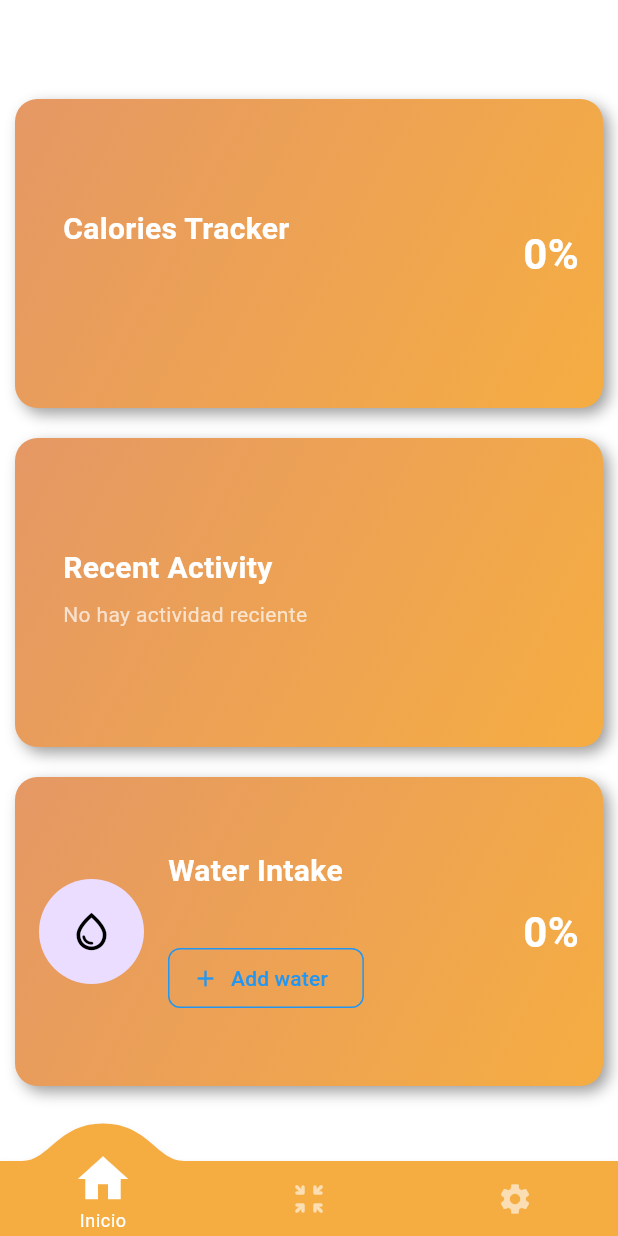
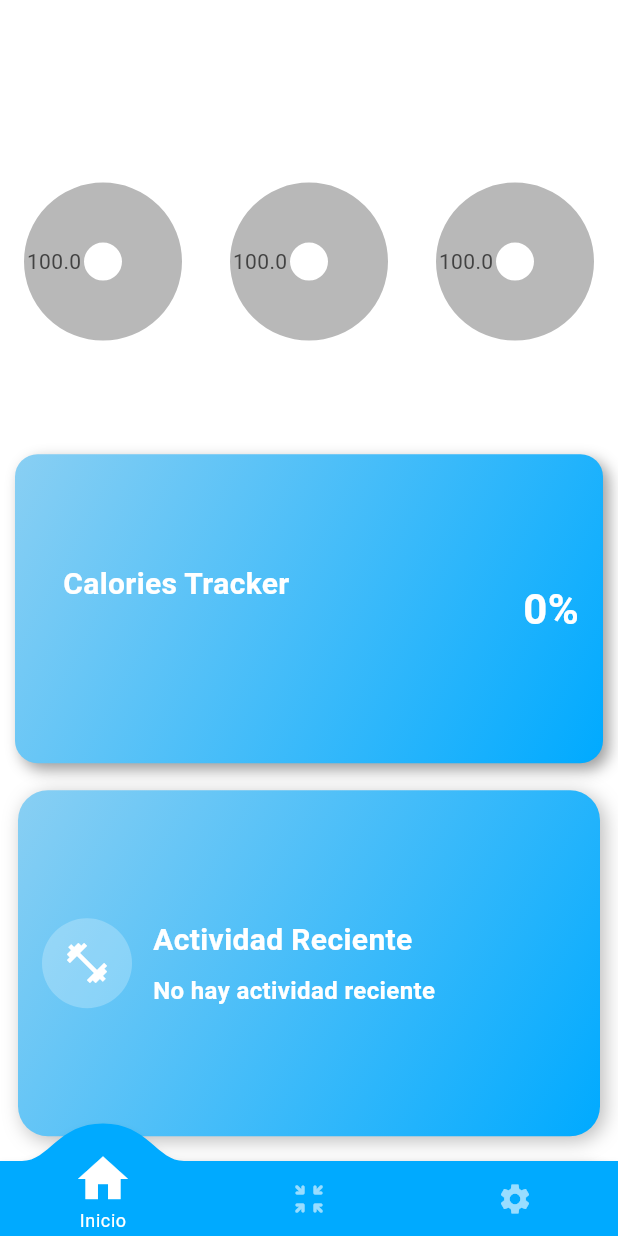
Before and after one commit to joseaej/Dietify, a Flutter app: the screen it shows after launch, on a phone screen of 412 x 824 dp. Run offline on Flutter 3.47's test engine with Material 3 defaults, Android fonts, the phone set to English and light mode, and no system bars; drawn by our look-alikes of convex_bottom_bar, fl_chart; our stand-ins replace animate_do, flutter_dotenv, flutter_svg, image_picker, loading_animation_widget, shared_preferences and 3 more; accounts and stored records are empty.

Commit message:
added: charts

```diff
--- a/lib/models/workout.dart
+++ b/lib/models/workout.dart
@@ -6,7 +6,7 @@ class Workout {
   String? intensity;
   String? notes;
   String? muscles;
-  int? calories;
+  double? calories;
   Workout(
       {required this.id,
       this.name,
@@ -24,7 +24,7 @@ class Workout {
         type = map['type'],
         intensity = map['intensity'],
         muscles = map['muscles'],
-        calories = map['calories'],
+        calories = (map['calories'] as num?)?.toDouble(),
         notes = map['notes'];
 
   Map<String, dynamic> toMap() {
@@ -48,7 +48,7 @@ class Workout {
     String? intensity,
     String? notes,
     String? muscles,
-    int? calories,
+    double? calories,
   }) {
     return Workout(
       id: id ?? this.id,
--- a/lib/pages/home/home_container.dart
+++ b/lib/pages/home/home_container.dart
@@ -38,7 +38,7 @@ class _HomeContainerState extends State<HomeContainer> {
         children: _screens,
       ),
       bottomNavigationBar: ConvexAppBar(
-        backgroundColor: orange,
+        backgroundColor: blue,
         style: TabStyle.flip,
         items: [
           TabItem(icon: Icons.home, title: 'Inicio'),
--- a/lib/pages/home/home_page.dart
+++ b/lib/pages/home/home_page.dart
@@ -1,6 +1,7 @@
 import 'package:dietify/models/providers/goal_provider.dart';
 import 'package:dietify/models/providers/profile_provider.dart';
 import 'package:dietify/models/providers/workout_provider.dart';
+import 'package:fl_chart/fl_chart.dart';
 import 'package:flutter/material.dart';
 import 'package:provider/provider.dart';
 import 'package:sizer/sizer.dart';
@@ -32,10 +33,49 @@ class _HomePageState extends State<HomePage> {
       body: SingleChildScrollView(
         child: Column(
           children: [
+            SizedBox(
+              height: 20,
+            ),
+            Row(
+              children: [
+                Expanded(child: _buildPieChart()),
+                Expanded(child: _buildPieChart()),
+                Expanded(child: _buildPieChart()),
+              ],
+            ),
+            SizedBox(
+              height: 20,
+            ),
             _buildCaloriesCard(),
             _buildRecentActivityCard(),
             _buildWaterCard(),
           ],
+        ),
+      ),
+    );
+  }
+
+  Widget _buildPieChart() {
+    return Padding(
+      padding: const EdgeInsets.all(16.0),
+      child: SizedBox(
+        height: 20.h,
+        child: PieChart(
+          PieChartData(
+            borderData: FlBorderData(
+              border: Border.all(color: background,width: 2)
+            ),
+            sections: [
+              PieChartSectionData(
+                color: skyBlue,
+                value: goalProvider.getWaterPercent().toDouble(),
+              ),
+              PieChartSectionData(
+                color: lightGray,
+                value: 100 - goalProvider.getWaterPercent().toDouble(),
+              )
+            ]
+          ),
         ),
       ),
     );
@@ -48,7 +88,7 @@ class _HomePageState extends State<HomePage> {
       decoration: BoxDecoration(
         borderRadius: BorderRadius.circular(15.0),
         gradient: LinearGradient(
-          colors: [lightOrange, orange],
+          colors: [skyBlue, blue],
           begin: Alignment.topLeft,
           end: Alignment.bottomRight,
         ),
@@ -90,8 +130,9 @@ class _HomePageState extends State<HomePage> {
                   ),
                   const SizedBox(height: 6.0),
                   Text(
-                    (goalProvider.goal != null && profileProvider.profile!=null)
-                        ? '${goalProvider.goal!.currentCalories} kcal  /  ${goalProvider.goal!.getTotalCalories(profileProvider.profile!.sex??"male", profileProvider.profile!.weight!, profileProvider.profile!.height!, profileProvider.profile!.age!)} kcal'
+                    (goalProvider.goal != null &&
+                            profileProvider.profile != null)
+                        ? '${goalProvider.goal!.currentCalories} kcal  /  ${goalProvider.goal!.getTotalCalories(profileProvider.profile!.sex ?? "male", profileProvider.profile!.weight!, profileProvider.profile!.height!, profileProvider.profile!.age!)} kcal'
                         : "",
                     style: TextStyle(fontSize: 14.0, color: Colors.white70),
                   ),
@@ -118,62 +159,92 @@ class _HomePageState extends State<HomePage> {
       ),
     );
   }
+
   Widget _buildRecentActivityCard() {
     return Container(
-      height: 25.h,
-      margin: const EdgeInsets.all(10.0),
+      height: 28.h,
+      margin: const EdgeInsets.symmetric(horizontal: 12.0, vertical: 8.0),
+      padding: const EdgeInsets.all(16.0),
       decoration: BoxDecoration(
-        borderRadius: BorderRadius.circular(15.0),
+        borderRadius: BorderRadius.circular(20.0),
         gradient: LinearGradient(
-          colors: [lightOrange, orange],
+          colors: [skyBlue, blue],
           begin: Alignment.topLeft,
           end: Alignment.bottomRight,
         ),
         boxShadow: [
           BoxShadow(
-            color: Colors.black38,
-            blurRadius: 8.0,
-            offset: const Offset(4, 4),
+            color: Colors.black26,
+            blurRadius: 10.0,
+            offset: const Offset(3, 3),
           ),
         ],
       ),
-      child: Padding(
-        padding: const EdgeInsets.symmetric(horizontal: 16.0),
       child: Row(
         crossAxisAlignment: CrossAxisAlignment.center,
         children: <Widget>[
-            const SizedBox(width: 16.0),
+          // Ícono de Actividad
+          CircleAvatar(
+            radius: 30,
+            backgroundColor: Colors.white24,
+            child: Icon(
+              Icons.fitness_center,
+              color: Colors.white,
+              size: 32,
+            ),
+          ),
+          const SizedBox(width: 14.0),
+
+          // Información de la actividad
           Expanded(
             child: Column(
+              crossAxisAlignment: CrossAxisAlignment.start,
               mainAxisAlignment: MainAxisAlignment.center,
-                crossAxisAlignment: CrossAxisAlignment.start,
               children: <Widget>[
                 Text(
-                    'Recent Activity',
+                  'Actividad Reciente',
                   style: TextStyle(
                     fontSize: 20.0,
                     color: Colors.white,
                     fontWeight: FontWeight.bold,
                   ),
                 ),
+                const SizedBox(height: 8.0),
+
+                // Nombre del último workout
+                Text(
+                  workoutProvider.lastWorkout?.name ??
+                      "No hay actividad reciente",
+                  style: TextStyle(
+                    fontSize: 16.0,
+                    color: Colors.white,
+                    fontWeight: FontWeight.w600,
+                  ),
+                ),
+
+                if (workoutProvider.lastWorkout != null) ...[
                   const SizedBox(height: 6.0),
                   Text(
-                    (workoutProvider.lastWorkout != null)
-                        ? "${workoutProvider.lastWorkout!.name}"
-                        : "No hay actividad reciente",
+                    "Duración: ${workoutProvider.lastWorkout?.duration ?? 'N/A'} min",
                     style: TextStyle(fontSize: 14.0, color: Colors.white70),
                   ),
-                  SizedBox(
-                    height: 6,
-                  )
+                  Text(
+                    "Tipo: ${workoutProvider.lastWorkout?.type ?? 'Desconocido'}",
+                    style: TextStyle(fontSize: 14.0, color: Colors.white70),
+                  ),
+                  Text(
+                    "Intensidad: ${workoutProvider.lastWorkout?.intensity ?? 'N/A'}",
+                    style: TextStyle(fontSize: 14.0, color: Colors.white70),
+                  ),
+                ],
               ],
             ),
           ),
         ],
       ),
-      ),
     );
   }
+
   Widget _buildWaterCard() {
     return Container(
       height: 25.h,
@@ -181,7 +252,7 @@ class _HomePageState extends State<HomePage> {
       decoration: BoxDecoration(
         borderRadius: BorderRadius.circular(15.0),
         gradient: LinearGradient(
-          colors: [lightOrange, orange],
+          colors: [skyBlue, blue],
           begin: Alignment.topLeft,
           end: Alignment.bottomRight,
         ),
@@ -222,7 +293,8 @@ class _HomePageState extends State<HomePage> {
                   ),
                   const SizedBox(height: 6.0),
                   Text(
-                    (goalProvider.goal != null && profileProvider.profile!=null)
+                    (goalProvider.goal != null &&
+                            profileProvider.profile != null)
                         ? '${goalProvider.goal!.currentWaterIntake} ml  /  ${goalProvider.goal!.getMaxWaterIntake(profileProvider.profile!.weight!)} ml'
                         : "",
                     style: TextStyle(fontSize: 14.0, color: Colors.white70),
--- a/lib/pages/onboarding/onboarding_page.dart
+++ b/lib/pages/onboarding/onboarding_page.dart
@@ -65,7 +65,7 @@ class _OnboardingPageState extends State<OnboardingPage> {
                     controller: _pagecontroller,
                     count: 3,
                     effect: JumpingDotEffect(
-                        dotColor: Colors.black26, activeDotColor: orange),
+                        dotColor: Colors.black26, activeDotColor: blue),
                   ),
                   isOnLastPage
                       ? GestureDetector(
--- a/lib/pages/workout/workout_card.dart
+++ b/lib/pages/workout/workout_card.dart
@@ -76,7 +76,7 @@ class WorkoutCard extends StatelessWidget {
             width: double.infinity,
             child: TextButton(
               style: TextButton.styleFrom(
-                backgroundColor: orange,
+                backgroundColor: blue,
                 shape: RoundedRectangleBorder(
                   borderRadius:
                       BorderRadius.vertical(bottom: Radius.circular(12)),
@@ -117,7 +117,7 @@ class WorkoutCard extends StatelessWidget {
       case 'baja':
         return Colors.green;
       case 'media':
-        return Colors.orange;
+        return Colors.blue;
       case 'alta':
         return Colors.red;
       default:
--- a/lib/widgets/form_rectangular.dart
+++ b/lib/widgets/form_rectangular.dart
@@ -5,7 +5,7 @@ Widget formRectangular(
   String hintText,
   String labelText,
   TextEditingController controller, {
-  Color cursorColor = orange,
+  Color cursorColor = blue,
   Function()? onIconPressed,
   Icon? icon,
   Color backgroundColor = lightBackground,
--- a/lib/widgets/form_widget.dart
+++ b/lib/widgets/form_widget.dart
@@ -34,7 +34,7 @@ class _PasswordFieldState extends State<PasswordField> {
       child: TextFormField(
         controller: widget.controller,
         obscureText: _obscureText,
-        cursorColor: orange,
+        cursorColor: blue,
         decoration: InputDecoration(
           label: Text(
             widget.texto,
@@ -85,7 +85,7 @@ Widget form(TextEditingController controller, String texto, Icon icono, BorderRa
       child: TextFormField(
         controller: controller,
         obscureText: isPassword,
-        cursorColor: orange,
+        cursorColor: blue,
         decoration: InputDecoration(
           label: Text(
             texto,
--- a/lib/widgets/loading_widget.dart
+++ b/lib/widgets/loading_widget.dart
@@ -45,7 +45,7 @@ class _SplashScreenState extends State<SplashScreen> {
             ),
             LoadingAnimationWidget.staggeredDotsWave(
               size: 50,
-              color: Colors.orange,
+              color: Colors.blue,
             ),
           ],
         ),
--- a/pubspec.yaml
+++ b/pubspec.yaml
@@ -23,6 +23,7 @@ dependencies:
   loading_animation_widget: ^1.3.0
   path_provider: ^2.1.2
   convex_bottom_bar: ^3.2.0
+  fl_chart: ^0.70.2
 
 
 dev_dependencies:
```
Also changed, not shown: lib/main.dart (+4 -5 lines), lib/models/goals.dart (deleted, +0 -30 lines), lib/models/providers/goal_provider.dart (+10 -3 lines), lib/pages/auth/login_page.dart (+5 -5 lines), lib/pages/auth/sign_up_page.dart (+7 -7 lines), lib/pages/onboarding/on_board1.dart (+4 -4 lines), lib/pages/onboarding/on_board2.dart (+4 -4 lines), lib/pages/onboarding/on_board3.dart (+7 -7 lines), lib/pages/settings/settings_page.dart (+5 -4 lines), lib/pages/workout/workout_page.dart (+6 -2 lines), lib/utils/theme.dart (+13 -11 lines), pubspec.lock. Lines whose indentation alone changed are shown as unchanged.
